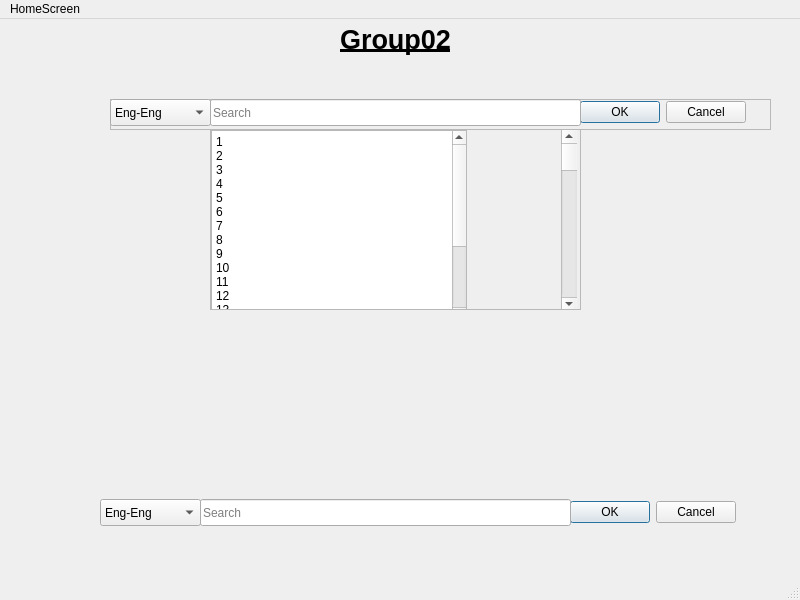
Above: mainwindow.ui from OHonSam/CS163_Group2_Dictionary before the change. Below: the same form after it.
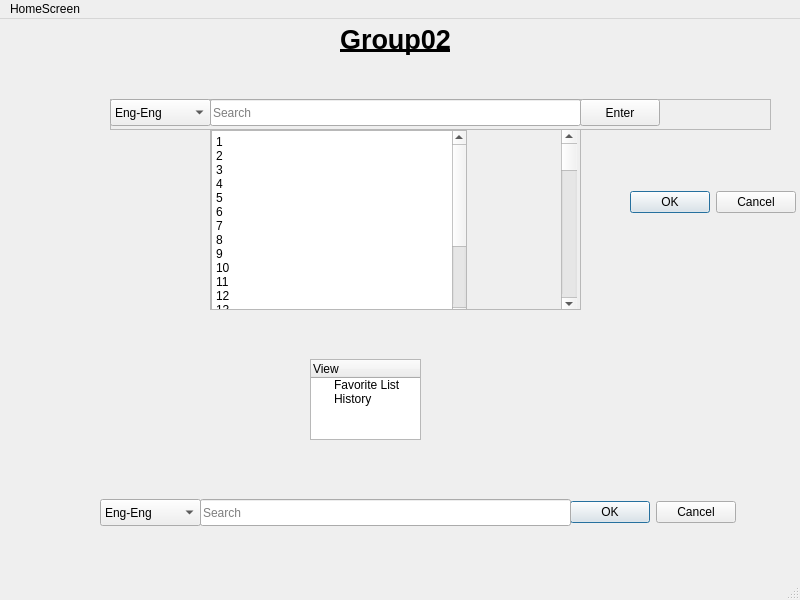
That is the form after the change. Icons and pictures are not drawn.

Commit message: Add enter button for searching

Patch:
```diff
--- a/mainwindow.ui
+++ b/mainwindow.ui
@@ -151,22 +151,6 @@
     <property name="frameShadow">
      <enum>QFrame::Raised</enum>
     </property>
-    <widget class="QDialogButtonBox" name="YesNO_4">
-     <property name="geometry">
-      <rect>
-       <x>470</x>
-       <y>0</y>
-       <width>166</width>
-       <height>27</height>
-      </rect>
-     </property>
-     <property name="whatsThis">
-      <string>&lt;html&gt;&lt;head/&gt;&lt;body&gt;&lt;p&gt;&lt;br/&gt;&lt;/p&gt;&lt;/body&gt;&lt;/html&gt;</string>
-     </property>
-     <property name="standardButtons">
-      <set>QDialogButtonBox::Cancel|QDialogButtonBox::Ok</set>
-     </property>
-    </widget>
     <widget class="QComboBox" name="comboBox_4">
      <property name="geometry">
       <rect>
@@ -210,6 +194,19 @@
       <string>Search</string>
      </property>
     </widget>
+    <widget class="QPushButton" name="pushButton">
+     <property name="geometry">
+      <rect>
+       <x>470</x>
+       <y>0</y>
+       <width>80</width>
+       <height>27</height>
+      </rect>
+     </property>
+     <property name="text">
+      <string>Enter</string>
+     </property>
+    </widget>
    </widget>
    <widget class="QDialogButtonBox" name="YesNO_5">
     <property name="geometry">
@@ -270,6 +267,68 @@
      <string>Search</string>
     </property>
    </widget>
+   <widget class="QTreeWidget" name="treeWidget">
+    <property name="geometry">
+     <rect>
+      <x>310</x>
+      <y>340</y>
+      <width>111</width>
+      <height>81</height>
+     </rect>
+    </property>
+    <column>
+     <property name="text">
+      <string>View</string>
+     </property>
+    </column>
+    <item>
+     <property name="text">
+      <string>Favorite List</string>
+     </property>
+    </item>
+    <item>
+     <property name="text">
+      <string>History</string>
+     </property>
+    </item>
+   </widget>
+   <widget class="QLabel" name="label_3">
+    <property name="geometry">
+     <rect>
+      <x>30</x>
+      <y>270</y>
+      <width>231</width>
+      <height>161</height>
+     </rect>
+    </property>
+    <property name="text">
+     <string/>
+    </property>
+    <property name="pixmap">
+     <pixmap resource="resources.qrc">:/images/images/gradient_background_a_3_28.jpg</pixmap>
+    </property>
+   </widget>
+   <widget class="QDialogButtonBox" name="YesNO_4">
+    <property name="geometry">
+     <rect>
+      <x>630</x>
+      <y>170</y>
+      <width>166</width>
+      <height>27</height>
+     </rect>
+    </property>
+    <property name="font">
+     <font>
+      <kerning>true</kerning>
+     </font>
+    </property>
+    <property name="whatsThis">
+     <string>&lt;html&gt;&lt;head/&gt;&lt;body&gt;&lt;p&gt;&lt;br/&gt;&lt;/p&gt;&lt;/body&gt;&lt;/html&gt;</string>
+    </property>
+    <property name="standardButtons">
+     <set>QDialogButtonBox::Cancel|QDialogButtonBox::Ok</set>
+    </property>
+   </widget>
   </widget>
   <widget class="QMenuBar" name="menubar">
    <property name="geometry">
```
Left out of the diff: 5 changed lines with no effect on the pictures. The commit also changes 1 other file.
